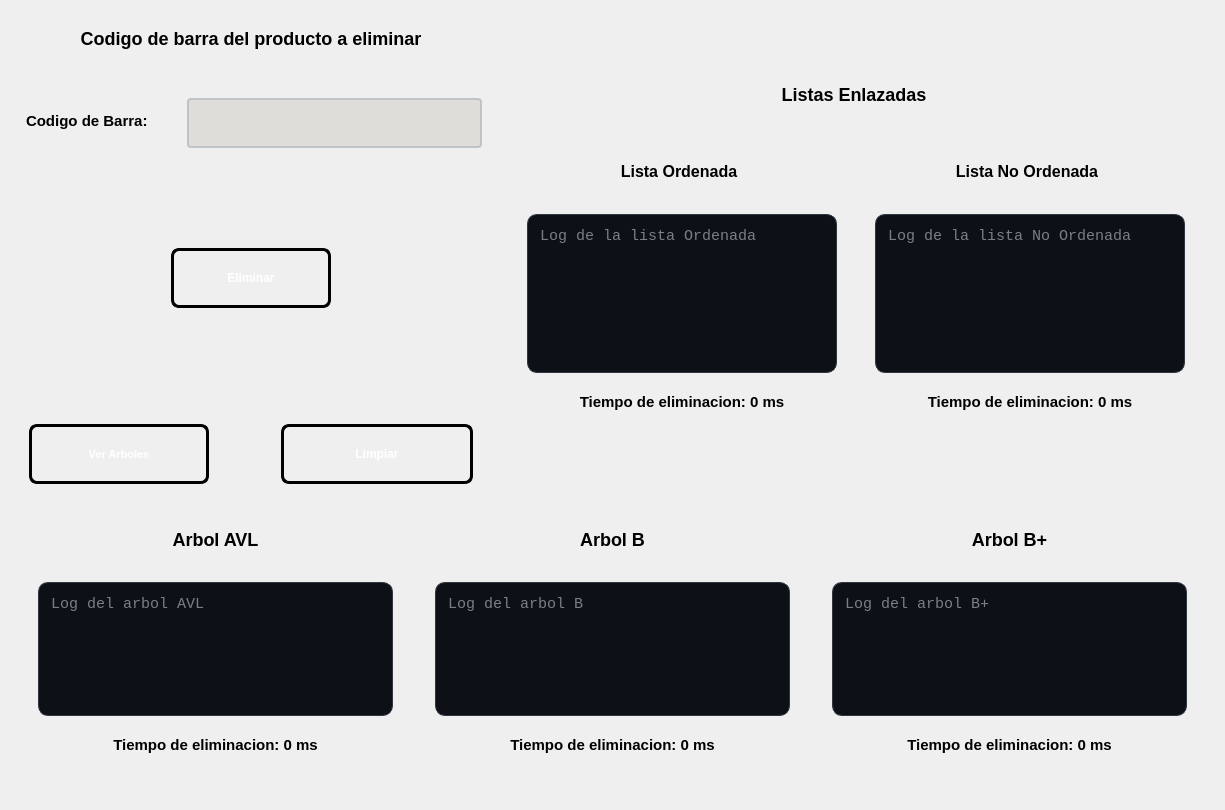
Above: ui/pantallaeliminarproducto.ui from pablo-mald03/Proyecto-No2-EDD before the change. Below: the same form after it.
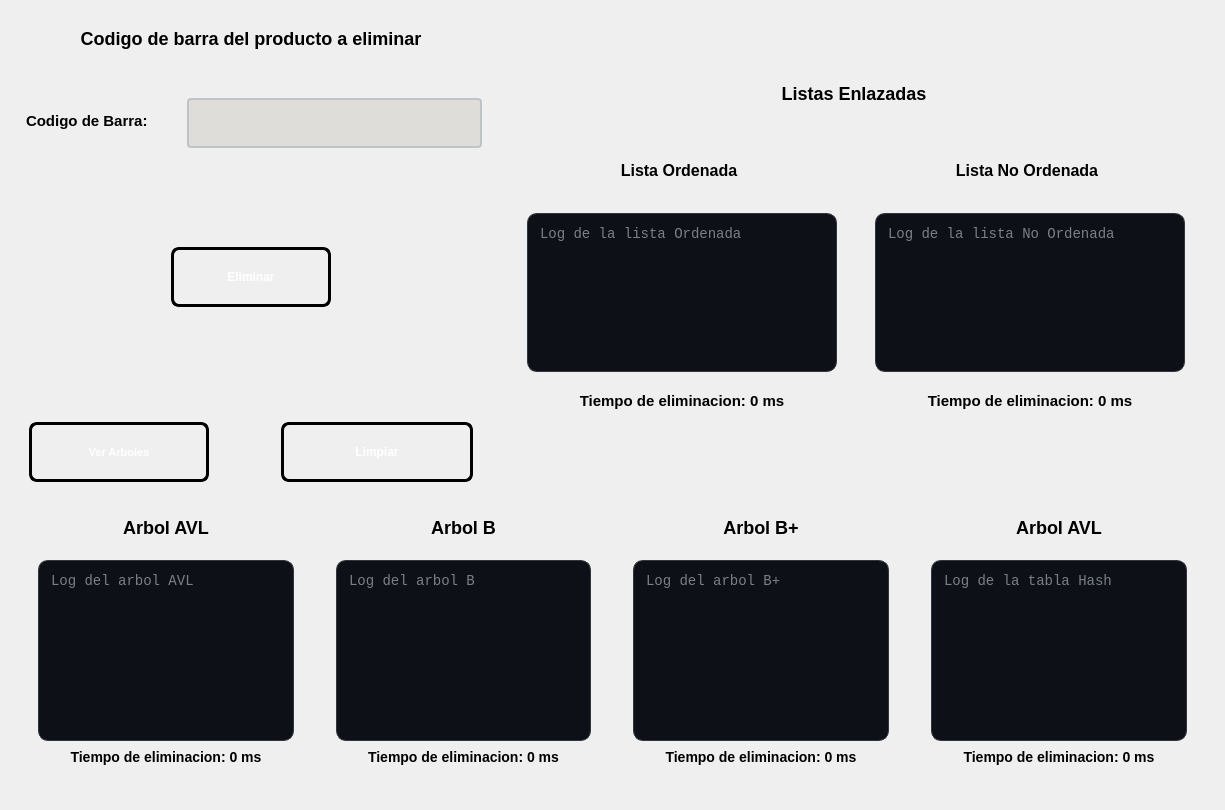
That is the form after the change.

```diff
--- a/ui/pantallaeliminarproducto.ui
+++ b/ui/pantallaeliminarproducto.ui
@@ -549,7 +549,7 @@
     border-radius: 10px;          
     padding: 8px;
     font-family: Consolas, monospace;
-    font-size: 15px;
+  font-size: 14px;
 }</string>
                      </property>
                      <property name="placeholderText">
@@ -671,7 +671,7 @@
     border-radius: 10px;          
     padding: 8px;
     font-family: Consolas, monospace;
-    font-size: 15px;
+  font-size: 14px;
 }</string>
                      </property>
                      <property name="placeholderText">
@@ -731,45 +731,15 @@
    </item>
    <item>
     <widget class="QWidget" name="widget" native="true">
-     <property name="minimumSize">
-      <size>
-       <width>450</width>
-       <height>300</height>
-      </size>
-     </property>
-     <property name="maximumSize">
-      <size>
-       <width>16777215</width>
-       <height>300</height>
-      </size>
-     </property>
      <property name="styleSheet">
       <string notr="true"/>
      </property>
      <layout class="QHBoxLayout" name="horizontalLayout_2">
       <item>
        <widget class="QWidget" name="widget_content_2" native="true">
-        <property name="minimumSize">
-         <size>
-          <width>290</width>
-          <height>260</height>
-         </size>
-        </property>
         <layout class="QVBoxLayout" name="verticalLayout_6">
          <item>
           <widget class="QLabel" name="labelArbolAvl">
-           <property name="minimumSize">
-            <size>
-             <width>150</width>
-             <height>50</height>
-            </size>
-           </property>
-           <property name="maximumSize">
-            <size>
-             <width>16777215</width>
-             <height>50</height>
-            </size>
-           </property>
            <property name="styleSheet">
             <string notr="true">QLabel#labelArbolAvl {        
  
@@ -813,12 +783,6 @@
            <layout class="QVBoxLayout" name="verticalLayout_13">
             <item>
              <widget class="QTextEdit" name="textArbolAvl">
-              <property name="minimumSize">
-               <size>
-                <width>150</width>
-                <height>100</height>
-               </size>
-              </property>
               <property name="styleSheet">
                <string notr="true">QTextEdit#textArbolAvl{
     background-color: #0D1117;   
@@ -827,7 +791,7 @@
     border-radius: 10px;          
     padding: 8px;
     font-family: Consolas, monospace;
-    font-size: 15px;
+    font-size: 14px;
 }</string>
               </property>
               <property name="placeholderText">
@@ -837,12 +801,6 @@
             </item>
             <item>
              <widget class="QLabel" name="labelTiempoAvl">
-              <property name="minimumSize">
-               <size>
-                <width>250</width>
-                <height>50</height>
-               </size>
-              </property>
               <property name="styleSheet">
                <string notr="true">QLabel#labelTiempoAvl {        
  
@@ -850,7 +808,7 @@
 	stop:0 rgb(0, 0, 0), 
 	stop:1 rgb(8, 2, 48));
 
-  	 font-size: 15px;
+   	 font-size: 14px;
     font-weight: bold;
     font-family: &quot;Segoe UI&quot;, Arial;
     
@@ -877,27 +835,9 @@
       </item>
       <item>
        <widget class="QWidget" name="widget_content_3" native="true">
-        <property name="minimumSize">
-         <size>
-          <width>290</width>
-          <height>260</height>
-         </size>
-        </property>
         <layout class="QVBoxLayout" name="verticalLayout_5">
          <item>
           <widget class="QLabel" name="labelArbolB">
-           <property name="minimumSize">
-            <size>
-             <width>150</width>
-             <height>50</height>
-            </size>
-           </property>
-           <property name="maximumSize">
-            <size>
-             <width>16777215</width>
-             <height>50</height>
-            </size>
-           </property>
            <property name="styleSheet">
             <string notr="true">QLabel#labelArbolB {        
  
@@ -941,12 +881,6 @@
            <layout class="QVBoxLayout" name="verticalLayout_14">
             <item>
              <widget class="QTextEdit" name="textArbolB">
-              <property name="minimumSize">
-               <size>
-                <width>260</width>
-                <height>100</height>
-               </size>
-              </property>
               <property name="styleSheet">
                <string notr="true">QTextEdit#textArbolB{
     background-color: #0D1117;   
@@ -955,7 +889,7 @@
     border-radius: 10px;          
     padding: 8px;
     font-family: Consolas, monospace;
-    font-size: 15px;
+     font-size: 14px;
 }</string>
               </property>
               <property name="placeholderText">
@@ -965,12 +899,6 @@
             </item>
             <item>
              <widget class="QLabel" name="labelTiempoB">
-              <property name="minimumSize">
-               <size>
-                <width>250</width>
-                <height>50</height>
-               </size>
-              </property>
               <property name="styleSheet">
                <string notr="true">QLabel#labelTiempoB {        
  
@@ -978,7 +906,7 @@
 	stop:0 rgb(0, 0, 0), 
 	stop:1 rgb(8, 2, 48));
 
-  	 font-size: 15px;
+  	   	 font-size: 14px;
     font-weight: bold;
     font-family: &quot;Segoe UI&quot;, Arial;
     
@@ -1005,27 +933,9 @@
       </item>
       <item>
        <widget class="QWidget" name="widget_content_4" native="true">
-        <property name="minimumSize">
-         <size>
-          <width>290</width>
-          <height>260</height>
-         </size>
-        </property>
         <layout class="QVBoxLayout" name="verticalLayout_7">
          <item>
           <widget class="QLabel" name="labelArbolBMas">
-           <property name="minimumSize">
-            <size>
-             <width>150</width>
-             <height>50</height>
-            </size>
-           </property>
-           <property name="maximumSize">
-            <size>
-             <width>16777215</width>
-             <height>50</height>
-            </size>
-           </property>
            <property name="styleSheet">
             <string notr="true">QLabel#labelArbolBMas {        
  
@@ -1069,12 +979,6 @@
            <layout class="QVBoxLayout" name="verticalLayout_15">
             <item>
              <widget class="QTextEdit" name="textArbolBMas">
-              <property name="minimumSize">
-               <size>
-                <width>260</width>
-                <height>100</height>
-               </size>
-              </property>
               <property name="styleSheet">
                <string notr="true">QTextEdit#textArbolBMas{
     background-color: #0D1117;   
@@ -1083,7 +987,7 @@
     border-radius: 10px;          
     padding: 8px;
     font-family: Consolas, monospace;
-    font-size: 15px;
+     font-size: 14px;
 }</string>
               </property>
               <property name="placeholderText">
@@ -1093,12 +997,6 @@
             </item>
             <item>
              <widget class="QLabel" name="labelTiempoBMas">
-              <property name="minimumSize">
-               <size>
-                <width>250</width>
-                <height>50</height>
-               </size>
-              </property>
               <property name="styleSheet">
                <string notr="true">QLabel#labelTiempoBMas {        
  
@@ -1106,7 +1004,106 @@
 	stop:0 rgb(0, 0, 0), 
 	stop:1 rgb(8, 2, 48));
 
-  	 font-size: 15px;
+  	  	 font-size: 14px;
+    font-weight: bold;
+    font-family: &quot;Segoe UI&quot;, Arial;
+    
+    background: transparent;
+    padding: 2px;
+    margin-bottom: 5px;
+}
+
+</string>
+              </property>
+              <property name="text">
+               <string>Tiempo de eliminacion: 0 ms</string>
+              </property>
+              <property name="alignment">
+               <set>Qt::AlignmentFlag::AlignCenter</set>
+              </property>
+             </widget>
+            </item>
+           </layout>
+          </widget>
+         </item>
+        </layout>
+       </widget>
+      </item>
+      <item>
+       <widget class="QWidget" name="widget_content_5" native="true">
+        <layout class="QVBoxLayout" name="verticalLayout_18">
+         <item>
+          <widget class="QLabel" name="labelHash">
+           <property name="styleSheet">
+            <string notr="true">QLabel#labelHash {        
+ 
+    color: qlineargradient(x1:0, y1:0, x2:1, y2:1, 
+	stop:0 rgb(0, 0, 0), 
+	stop:1 rgb(77, 5, 57));
+
+  	 font-size: 18px;
+    font-weight: bold;
+    font-family: &quot;Segoe UI&quot;, Arial;
+    
+    background: transparent;
+    padding: 2px;
+    margin-bottom: 5px;
+}
+
+</string>
+           </property>
+           <property name="text">
+            <string>Arbol AVL</string>
+           </property>
+           <property name="alignment">
+            <set>Qt::AlignmentFlag::AlignCenter</set>
+           </property>
+          </widget>
+         </item>
+         <item>
+          <widget class="QWidget" name="widget_15" native="true">
+           <property name="minimumSize">
+            <size>
+             <width>0</width>
+             <height>200</height>
+            </size>
+           </property>
+           <property name="maximumSize">
+            <size>
+             <width>16777215</width>
+             <height>250</height>
+            </size>
+           </property>
+           <layout class="QVBoxLayout" name="verticalLayout_19">
+            <item>
+             <widget class="QTextEdit" name="textHash">
+              <property name="styleSheet">
+               <string notr="true">QTextEdit#textHash{
+    background-color: #0D1117;   
+    color: #E6EDF3;               
+    border: 1px solid #30363D;     
+    border-radius: 10px;          
+    padding: 8px;
+    font-family: Consolas, monospace;
+     font-size: 14px;
+
+}</string>
+              </property>
+              <property name="placeholderText">
+               <string>Log de la tabla Hash</string>
+              </property>
+             </widget>
+            </item>
+            <item>
+             <widget class="QLabel" name="labelTiempoHash">
+              <property name="styleSheet">
+               <string notr="true">QLabel#labelTiempoHash {        
+ 
+    color: qlineargradient(x1:0, y1:0, x2:1, y2:1, 
+	stop:0 rgb(0, 0, 0), 
+	stop:1 rgb(8, 2, 48));
+
+  	 font-size: 14px;
     font-weight: bold;
     font-family: &quot;Segoe UI&quot;, Arial;
     
```
